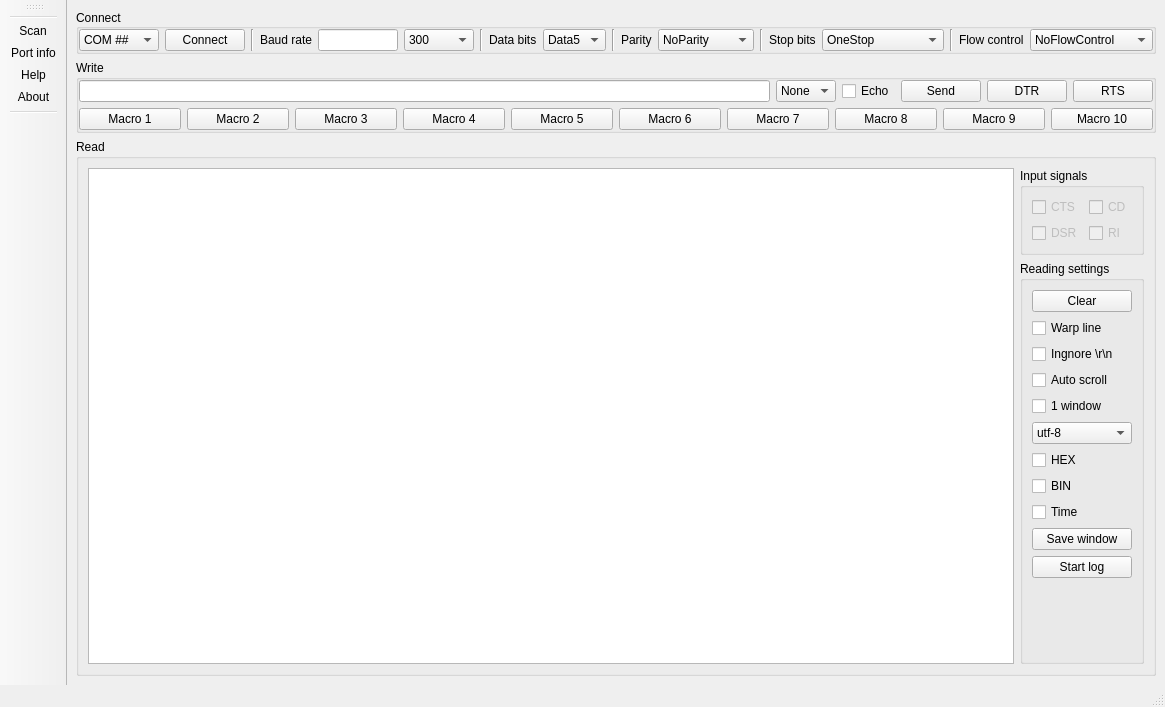
The window that VisualStudioCode/Terminal_by_ZoMbiE/mainWindow.ui (DamianPodrazaCode/Python_code) describes before a commit, drawn with Qt 5.
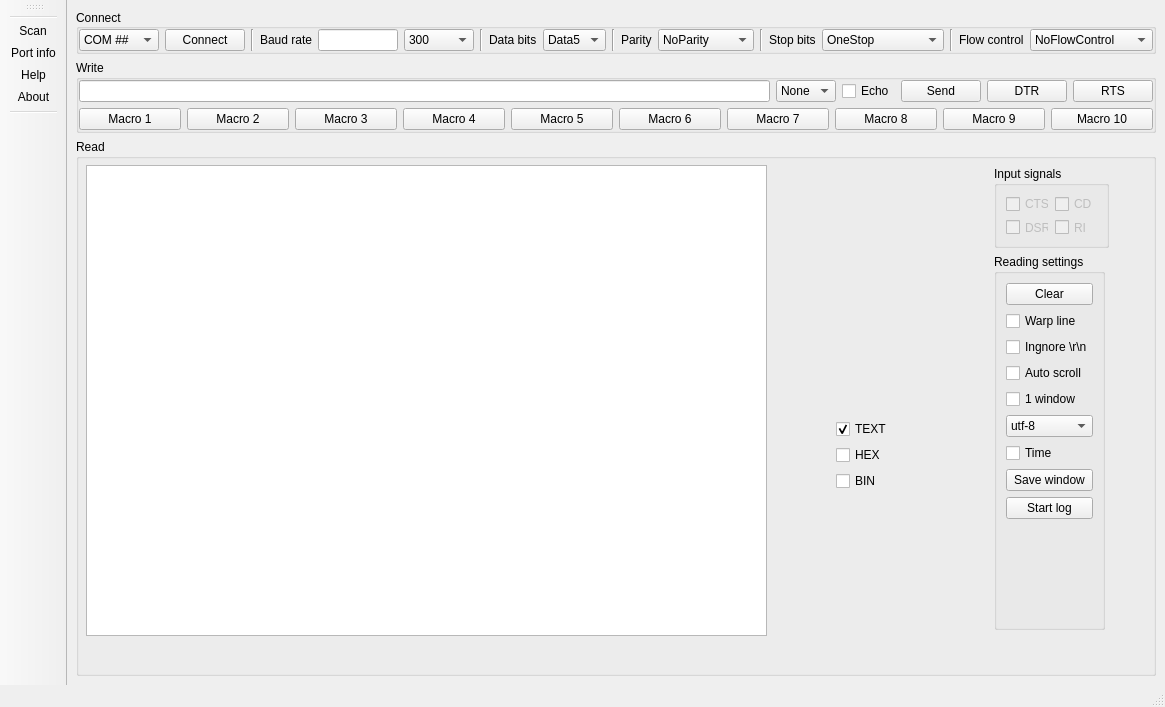
The same window after the commit.

Diff of the .ui file:
```diff
--- a/VisualStudioCode/Terminal_by_ZoMbiE/mainWindow.ui
+++ b/VisualStudioCode/Terminal_by_ZoMbiE/mainWindow.ui
@@ -581,9 +581,15 @@
         <property name="flat">
          <bool>true</bool>
         </property>
-        <layout class="QGridLayout" name="gridLayout_2">
-         <item row="0" column="0">
           <widget class="QPlainTextEdit" name="pteReadSerial">
+         <property name="geometry">
+          <rect>
+           <x>10</x>
+           <y>26</y>
+           <width>681</width>
+           <height>471</height>
+          </rect>
+         </property>
            <property name="verticalScrollBarPolicy">
             <enum>Qt::ScrollBarPolicy::ScrollBarAsNeeded</enum>
            </property>
@@ -594,11 +600,15 @@
             <number>0</number>
            </property>
           </widget>
-         </item>
-         <item row="0" column="1">
-          <layout class="QVBoxLayout" name="verticalLayout_4">
-           <item>
             <widget class="QGroupBox" name="groupBox">
+         <property name="geometry">
+          <rect>
+           <x>918</x>
+           <y>27</y>
+           <width>115</width>
+           <height>82</height>
+          </rect>
+         </property>
              <property name="sizePolicy">
               <sizepolicy hsizetype="Preferred" vsizetype="Preferred">
                <horstretch>0</horstretch>
@@ -663,9 +673,15 @@
               </item>
              </layout>
             </widget>
-           </item>
-           <item>
             <widget class="QGroupBox" name="groupBox_2">
+         <property name="geometry">
+          <rect>
+           <x>918</x>
+           <y>115</y>
+           <width>111</width>
+           <height>376</height>
+          </rect>
+         </property>
              <property name="sizePolicy">
               <sizepolicy hsizetype="Minimum" vsizetype="Expanding">
                <horstretch>0</horstretch>
@@ -676,14 +692,14 @@
               <string>Reading settings</string>
              </property>
              <layout class="QGridLayout" name="gridLayout_3">
-              <item row="9" column="0">
+          <item row="7" column="0">
                <widget class="QPushButton" name="pbSaveWindow">
                 <property name="text">
                  <string>Save window</string>
                 </property>
                </widget>
               </item>
-              <item row="8" column="0">
+          <item row="6" column="0">
                <widget class="QCheckBox" name="cbTime">
                 <property name="text">
                  <string>Time</string>
@@ -703,13 +719,6 @@
                 </property>
                </widget>
               </item>
-              <item row="6" column="0">
-               <widget class="QCheckBox" name="cbHex">
-                <property name="text">
-                 <string>HEX</string>
-                </property>
-               </widget>
-              </item>
               <item row="3" column="0">
                <widget class="QCheckBox" name="cbAutoScroll">
                 <property name="text">
@@ -753,7 +762,7 @@
                 </item>
                </widget>
               </item>
-              <item row="10" column="0">
+          <item row="8" column="0">
                <widget class="QPushButton" name="pbStartStopLog">
                 <property name="text">
                  <string>Start log</string>
@@ -777,7 +786,7 @@
                 </property>
                </widget>
               </item>
-              <item row="11" column="0">
+          <item row="9" column="0">
                <spacer name="verticalSpacer">
                 <property name="orientation">
                  <enum>Qt::Orientation::Vertical</enum>
@@ -790,7 +799,42 @@
                 </property>
                </spacer>
               </item>
-              <item row="7" column="0">
+         </layout>
+        </widget>
+        <widget class="QWidget" name="">
+         <property name="geometry">
+          <rect>
+           <x>760</x>
+           <y>280</y>
+           <width>81</width>
+           <height>74</height>
+          </rect>
+         </property>
+         <layout class="QVBoxLayout" name="verticalLayout_4">
+          <item>
+           <widget class="QCheckBox" name="checkBox">
+            <property name="text">
+             <string>TEXT</string>
+            </property>
+            <property name="checked">
+             <bool>true</bool>
+            </property>
+            <property name="autoExclusive">
+             <bool>true</bool>
+            </property>
+           </widget>
+          </item>
+          <item>
+           <widget class="QCheckBox" name="cbHex">
+            <property name="text">
+             <string>HEX</string>
+            </property>
+            <property name="autoExclusive">
+             <bool>true</bool>
+            </property>
+           </widget>
+          </item>
+          <item>
                <widget class="QCheckBox" name="cbBin">
                 <property name="text">
                  <string>BIN</string>
@@ -799,10 +843,6 @@
               </item>
              </layout>
             </widget>
-           </item>
-          </layout>
-         </item>
-        </layout>
        </widget>
       </item>
      </layout>
```
Left out of the diff: 3 changed lines with no effect on the pictures. Lines whose indentation alone changed are shown as unchanged.
